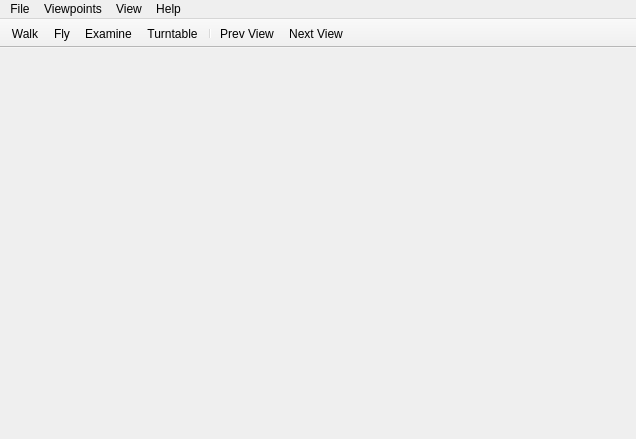
Before: the Qt Designer form examples/qt_library_tester/mainwindow.ui in castle-engine/castle-library-model-viewer, drawn with Qt 5.
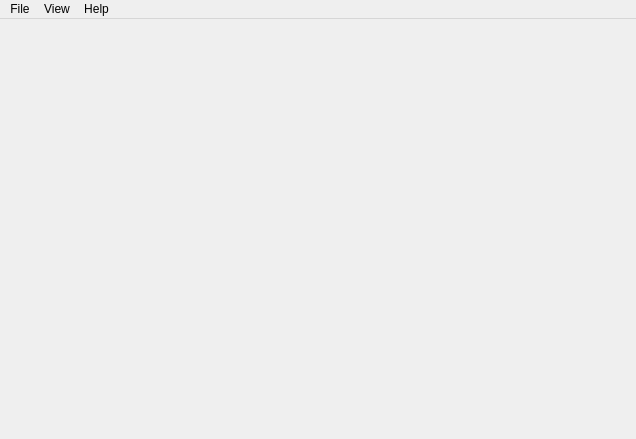
After: the same form once the commit is applied.

Commit message: Move qt_library_tester navigation toolbar to MdiSubwindow

Diff of the .ui file:
```diff
--- a/examples/qt_library_tester/mainwindow.ui
+++ b/examples/qt_library_tester/mainwindow.ui
@@ -20,7 +20,7 @@
      <x>0</x>
      <y>0</y>
      <width>636</width>
-     <height>24</height>
+     <height>30</height>
     </rect>
    </property>
    <widget class="QMenu" name="menuFile">
@@ -33,11 +33,6 @@
     <addaction name="separator"/>
     <addaction name="actionClose"/>
    </widget>
-   <widget class="QMenu" name="menuViewpoints">
-    <property name="title">
-     <string>Viewpoints</string>
-    </property>
-   </widget>
    <widget class="QMenu" name="menuHelp">
     <property name="title">
      <string>Help</string>
@@ -56,83 +51,19 @@
     <addaction name="actionHeadlight"/>
    </widget>
    <addaction name="menuFile"/>
-   <addaction name="menuViewpoints"/>
    <addaction name="menuView"/>
    <addaction name="menuHelp"/>
   </widget>
-  <widget class="QToolBar" name="mainToolBar">
-   <property name="movable">
-    <bool>false</bool>
-   </property>
-   <property name="floatable">
-    <bool>false</bool>
-   </property>
-   <attribute name="toolBarArea">
-    <enum>TopToolBarArea</enum>
-   </attribute>
-   <attribute name="toolBarBreak">
-    <bool>false</bool>
-   </attribute>
-   <addaction name="actionWalk"/>
-   <addaction name="actionFly"/>
-   <addaction name="actionExamine"/>
-   <addaction name="actionTurntable"/>
-   <addaction name="separator"/>
-   <addaction name="actionPrevView"/>
-   <addaction name="actionNextView"/>
-  </widget>
   <action name="actionClose">
    <property name="text">
     <string>Quit</string>
    </property>
   </action>
-  <action name="actionWalk">
-   <property name="checkable">
-    <bool>true</bool>
-   </property>
-   <property name="text">
-    <string>Walk</string>
-   </property>
-  </action>
-  <action name="actionFly">
-   <property name="checkable">
-    <bool>true</bool>
-   </property>
-   <property name="text">
-    <string>Fly</string>
-   </property>
-  </action>
-  <action name="actionExamine">
-   <property name="checkable">
-    <bool>true</bool>
-   </property>
-   <property name="text">
-    <string>Examine</string>
-   </property>
-  </action>
-  <action name="actionTurntable">
-   <property name="checkable">
-    <bool>true</bool>
-   </property>
-   <property name="text">
-    <string>Turntable</string>
-   </property>
-  </action>
   <action name="actionOpen">
    <property name="text">
     <string>Open...</string>
    </property>
   </action>
-  <action name="actionNextView">
-   <property name="text">
-    <string>Next View</string>
-   </property>
-  </action>
-  <action name="actionPrevView">
-   <property name="text">
-    <string>Prev View</string>
-   </property>
-  </action>
   <action name="actionOpenGL_Information">
    <property name="text">
     <string>OpenGL Information</string>
```
The commit also changes 4 other files.
